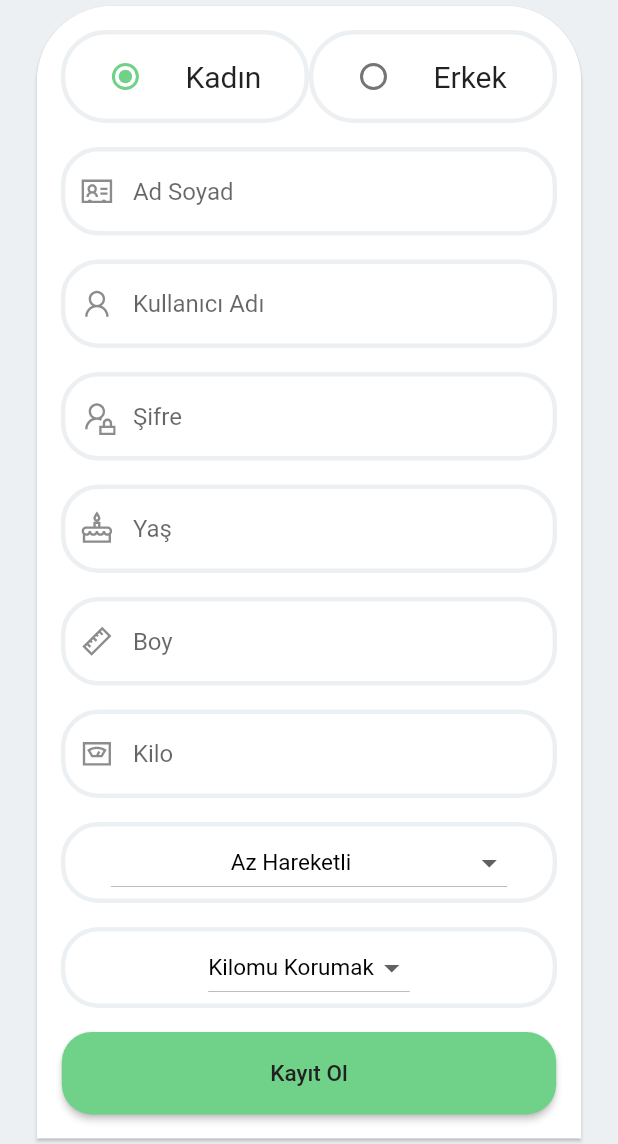
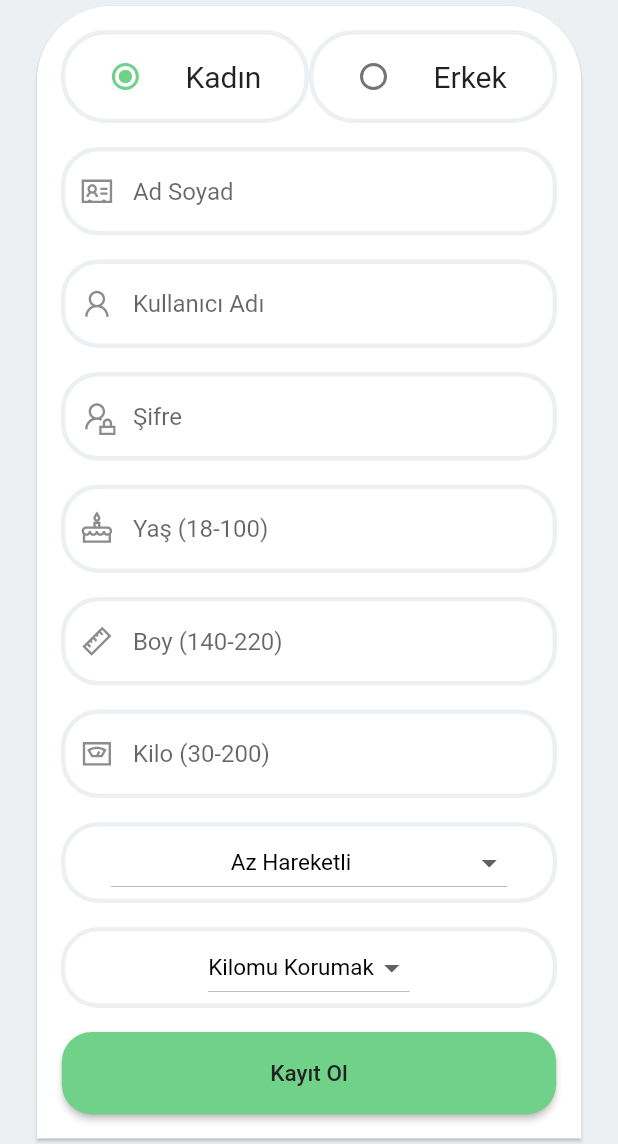
Before and after one commit to necatdede/3301456_203301075, a Flutter app: the KayitOl screen opened by its route, scrolled down 488 dp, on a phone screen of 412 x 824 dp, the part 92-1236 px from its top. Run offline on Flutter 3.47's test engine with Material 2 defaults, Android fonts, the light colour scheme and no system bars; our stand-ins replace line_icons, percent_indicator.

Commit message:
2022 Mobil Programlama

```diff
--- a/lib/screens/kayit_ol.dart
+++ b/lib/screens/kayit_ol.dart
@@ -34,7 +34,7 @@ class _KayitOl extends State<KayitOl> {
     (int.parse(boy.text) > 139 && (int.parse(boy.text) < 221))
         ? boySonuc = true
         : boySonuc = false;
-    (int.parse(yas.text) > 17 && (int.parse(yas.text) < 100))
+    (int.parse(yas.text) > 17 && (int.parse(yas.text) < 101))
         ? yasSonuc = true
         : yasSonuc = false;
 
@@ -170,20 +170,20 @@ class _KayitOl extends State<KayitOl> {
                           ),
                           buildTextFieldWidget(
                               control: yas,
-                              str: "Yaş",
+                              str: "Yaş (18-100)",
                               icon: LineIcons.birthdayCake,
                               kontrol: false,
                               klavyetur: TextInputType.number),
                           buildTextFieldWidget(
                             control: boy,
-                            str: "Boy",
+                            str: "Boy (140-220)",
                             icon: LineIcons.ruler,
                             kontrol: false,
                             klavyetur: TextInputType.number,
                           ),
                           buildTextFieldWidget(
                             control: kilo,
-                            str: "Kilo",
+                            str: "Kilo (30-200)",
                             icon: LineIcons.weight,
                             kontrol: false,
                             klavyetur: TextInputType.number,
```
